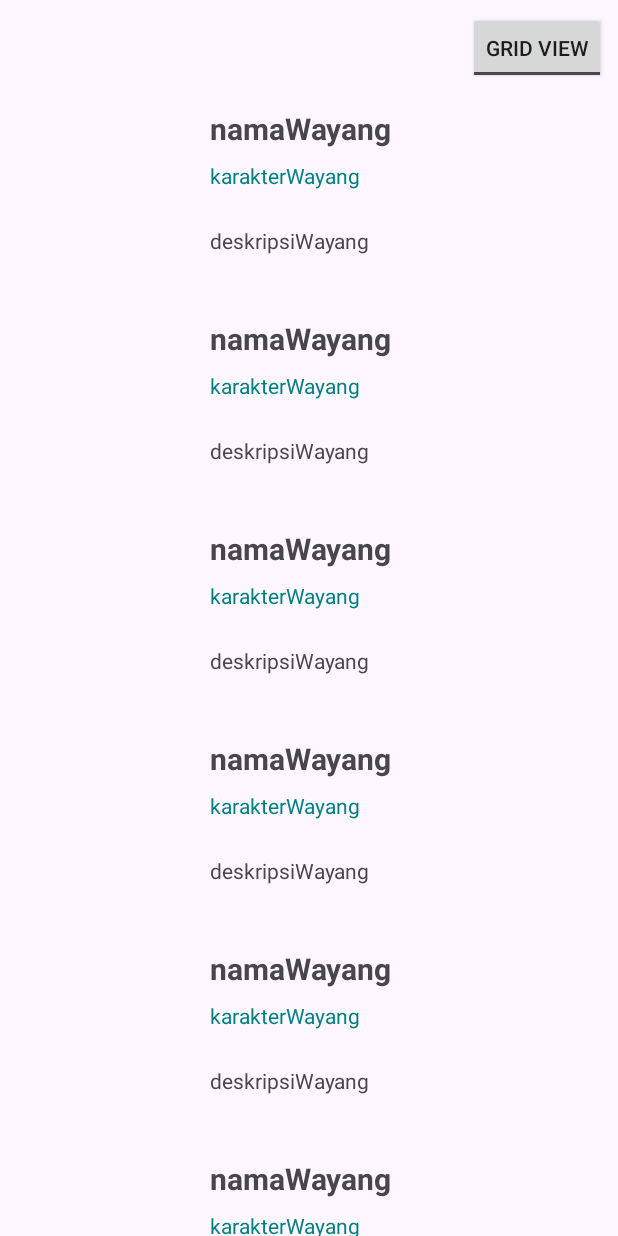
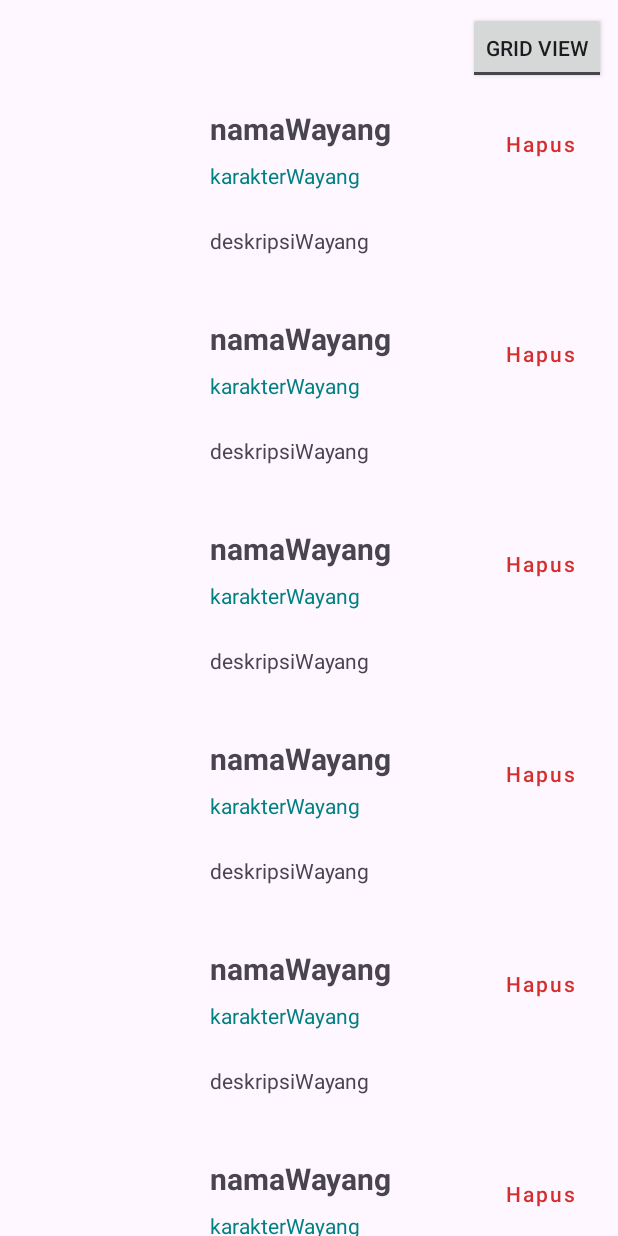
Before and after one commit to CLoudsstrife/RecycleView, an Android app: the screen it shows after launch (MainActivity), on a phone screen of 412 x 824 dp. Run offline under Robolectric (Android 15) with nearby library versions, the phone set to English and light mode, and no system bars; 11 statements that could not run were skipped.

Commit message:
Hapus data

```diff
--- a/app/src/main/java/com/example/recyclerview/AdapterRecView.kt
+++ b/app/src/main/java/com/example/recyclerview/AdapterRecView.kt
@@ -15,6 +15,7 @@ class AdapterRecView(private val listWayang: ArrayList<DcWayang>) :
 
     interface OnItemClickCallback {
         fun onItemClicked(data: DcWayang)
+        fun delData(pos: Int)
     }
 
     fun setOnItemClickCallback(onItemClickCallback: OnItemClickCallback) {
@@ -72,5 +73,12 @@ class AdapterRecView(private val listWayang: ArrayList<DcWayang>) :
                 onItemClickCallback.onItemClicked(wayang)
             }
         }
+
+        holder.binding.btnHapus.setOnClickListener {
+            val currentPosition = holder.bindingAdapterPosition
+            if (currentPosition != RecyclerView.NO_POSITION && ::onItemClickCallback.isInitialized) {
+                onItemClickCallback.delData(currentPosition)
+            }
+        }
     }
 }
--- a/app/src/main/res/layout/item_recycler.xml
+++ b/app/src/main/res/layout/item_recycler.xml
@@ -17,14 +17,27 @@
 
     <TextView
         android:id="@+id/namaWayang"
-        android:layout_width="wrap_content"
+        android:layout_width="0dp"
         android:layout_height="wrap_content"
         android:layout_marginStart="8dp"
+        android:layout_marginEnd="8dp"
         android:text="namaWayang"
         android:textSize="20sp"
         android:textStyle="bold"
+        app:layout_constraintEnd_toStartOf="@+id/btnHapus"
         app:layout_constraintStart_toEndOf="@+id/gambarWayang"
         app:layout_constraintTop_toTopOf="@+id/gambarWayang" />
+
+    <Button
+        android:id="@+id/btnHapus"
+        style="@style/Widget.MaterialComponents.Button.TextButton"
+        android:layout_width="wrap_content"
+        android:layout_height="wrap_content"
+        android:text="Hapus"
+        android:textAllCaps="false"
+        android:textColor="#D32F2F"
+        app:layout_constraintEnd_toEndOf="parent"
+        app:layout_constraintTop_toTopOf="@+id/namaWayang" />
 
     <TextView
         android:id="@+id/karakterWayang"
@@ -43,7 +56,7 @@
         android:layout_height="wrap_content"
         android:layout_marginTop="24dp"
         android:ellipsize="end"
-        android:maxLines="2"
+        android:maxLines="3"
         android:text="deskripsiWayang"
         android:textSize="14sp"
         app:layout_constraintEnd_toEndOf="parent"
```
Also changed, not shown: app/src/main/java/com/example/recyclerview/MainActivity.kt (+21 -0 lines).
